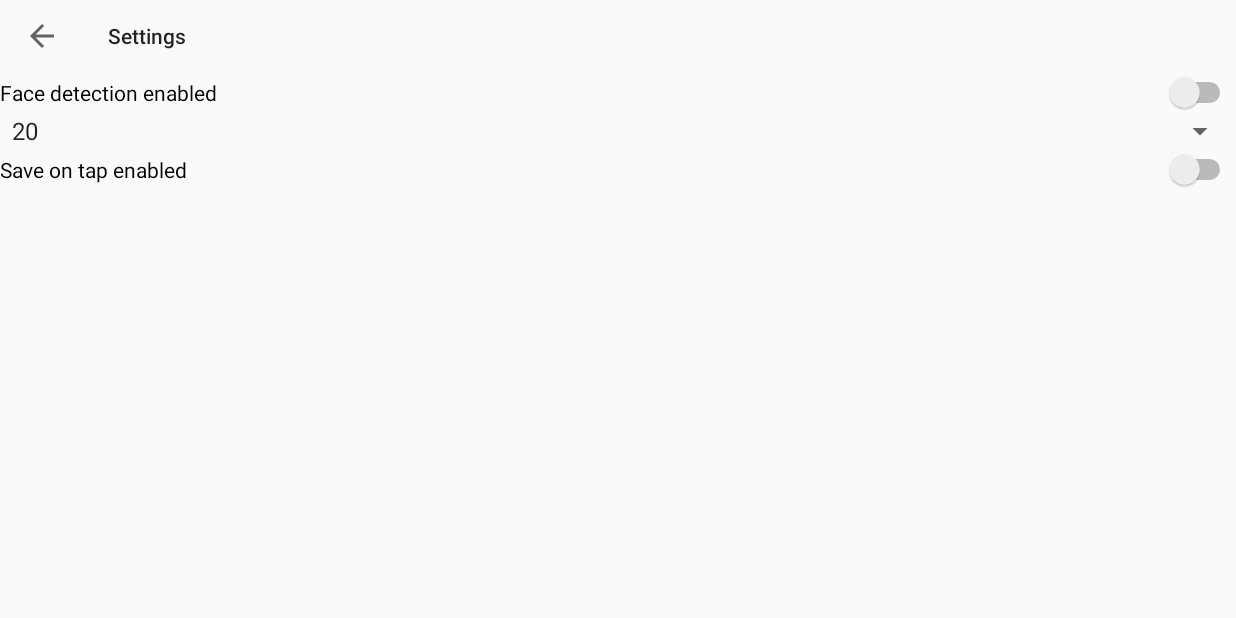
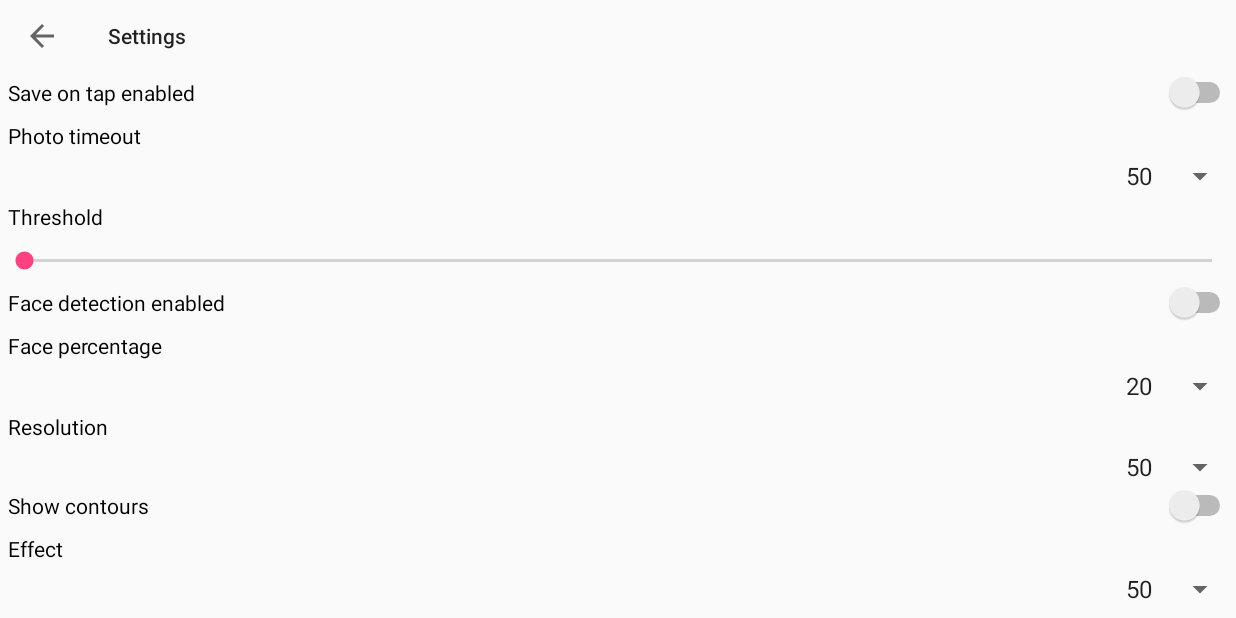
Before and after one commit to alinadr/OpenCVDetect, an Android app: the SettingsActivity screen opened directly, with no data from a screen before it, on a phone screen of 824 x 412 dp (held sideways). Run offline under Robolectric (Android 15) with nearby library versions, the phone set to English and light mode, and no system bars.

Commit message:
added more Settings

```diff
--- a/app/src/main/res/layout/activity_settings.xml
+++ b/app/src/main/res/layout/activity_settings.xml
@@ -1,6 +1,7 @@
 <?xml version="1.0" encoding="utf-8"?>
 <LinearLayout xmlns:android="http://schemas.android.com/apk/res/android"
-              android:layout_width="match_parent"
+    xmlns:tools="http://schemas.android.com/tools"
+    android:layout_width="match_parent"
               android:layout_height="match_parent"
               android:orientation="vertical">
 
@@ -9,21 +10,99 @@
         style="@style/Toolbar"/>
 
     <Switch
+        android:id="@+id/save_switch"
+        android:layout_width="match_parent"
+        android:layout_height="wrap_content"
+        android:paddingLeft="5dp"
+        android:text="Save on tap enabled" />
+
+    <TextView
+        android:layout_width="match_parent"
+        android:layout_height="wrap_content"
+        android:padding="5dp"
+        android:text="Photo timeout"
+        android:textColor="@android:color/black" />
+
+    <Spinner
+        android:id="@+id/timeout_spinner"
+        android:layout_width="match_parent"
+        android:layout_height="wrap_content"
+        android:entries="@array/timeout"
+        android:textAlignment="textEnd"
+        android:layout_gravity="end"/>
+
+    <TextView
+        android:layout_width="match_parent"
+        android:layout_height="wrap_content"
+        android:padding="5dp"
+        android:text="Threshold"
+        android:textColor="@android:color/black" />
+
+    <SeekBar
+        android:id="@+id/threshold_seek_bar"
+        android:layout_width="match_parent"
+        android:layout_height="wrap_content"
+        android:padding="5dp"
+        />
+
+    <Switch
         android:id="@+id/face_recognition_switch"
         android:layout_width="match_parent"
         android:layout_height="wrap_content"
-        android:text="Face detection enabled"/>
+        android:paddingLeft="5dp"
+        android:text="Face detection enabled" />
+
+    <TextView
+        android:layout_width="match_parent"
+        android:layout_height="wrap_content"
+        android:padding="5dp"
+        android:text="Face percentage"
+        android:textColor="@android:color/black" />
 
     <Spinner
         android:id="@+id/face_size_spinner"
         android:layout_width="match_parent"
         android:layout_height="wrap_content"
-        android:entries="@array/face_size" />
+        android:entries="@array/face_size"
+        android:textAlignment="textEnd"
+        android:layout_gravity="end"/>
+
+    <TextView
+        android:layout_width="match_parent"
+        android:layout_height="wrap_content"
+        android:padding="5dp"
+        android:text="Resolution"
+        android:textColor="@android:color/black" />
+
+    <Spinner
+        android:id="@+id/resolution_spinner"
+        android:layout_width="match_parent"
+        android:layout_height="wrap_content"
+        android:entries="@array/resolution"
+        android:textAlignment="textEnd"
+        android:layout_gravity="end"/>
 
     <Switch
-        android:id="@+id/save_switch"
+        android:id="@+id/contours_switch"
         android:layout_width="match_parent"
         android:layout_height="wrap_content"
-        android:text="Save on tap enabled"/>
+        android:paddingLeft="5dp"
+        android:text="Show contours" />
+
+
+    <TextView
+        android:layout_width="match_parent"
+        android:layout_height="wrap_content"
+        android:padding="5dp"
+        android:text="Effect"
+        android:textColor="@android:color/black" />
+
+    <Spinner
+        android:id="@+id/effects_spinner"
+        android:layout_width="match_parent"
+        android:layout_height="wrap_content"
+        android:layout_gravity="end"
+        android:entries="@array/effect"
+        android:textAlignment="textEnd" />
 
 </LinearLayout>
--- a/app/src/main/res/values/strings.xml
+++ b/app/src/main/res/values/strings.xml
@@ -7,4 +7,25 @@
         <item>30</item>
         <item>20</item>
     </string-array>
+
+    <string-array name="timeout">
+        <item>50</item>
+        <item>40</item>
+        <item>30</item>
+        <item>20</item>
+    </string-array>
+
+    <string-array name="resolution">
+        <item>50</item>
+        <item>40</item>
+        <item>30</item>
+        <item>20</item>
+    </string-array>
+
+    <string-array name="effect">
+        <item>50</item>
+        <item>40</item>
+        <item>30</item>
+        <item>20</item>
+    </string-array>
 </resources>
```
Also changed, not shown: app/src/main/java/com/example/opencvdetectprototype/ui/activities/CameraActivity.java (+44 -43 lines), app/src/main/res/layout/activity_start.xml (+12 -1 lines), 20 other files.
